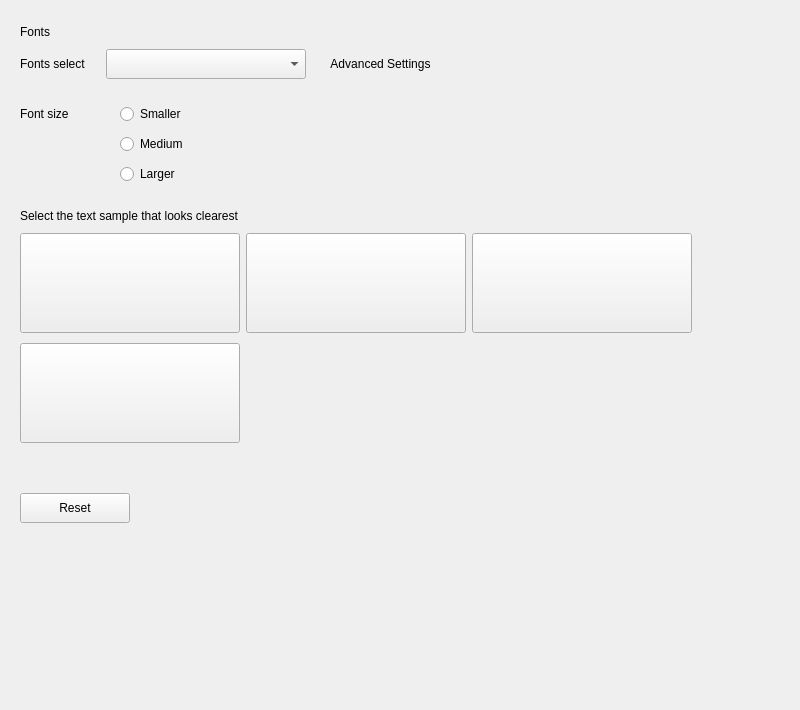
Before: the Qt Designer form plugins/personalized/fonts/fonts.ui in ukui/ukui-control-center, drawn with Qt 5.
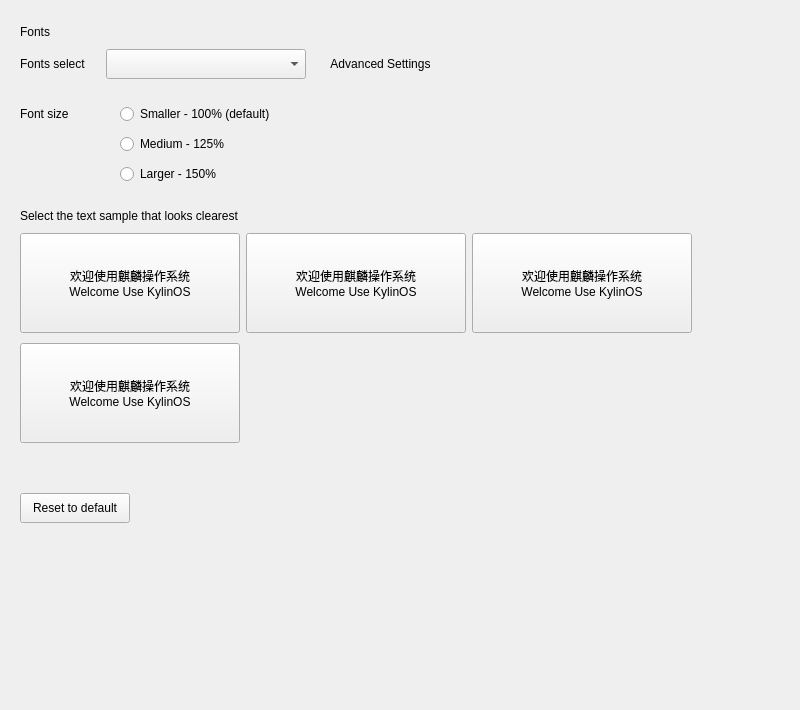
After: the same form once the commit is applied.

Commit message: ukui3.0 ukui-control-center(exclude frame modules 28; unfinish 6; finish need beautify 22)   * 使用qt完成systemdbus注册及获取系统概要信息的接口，完善关于界面   * 完成国际化   * 整合鼠标、键盘，需要review   * 调整更新、备份、声音

What changed in the file:
```diff
--- a/plugins/personalized/fonts/fonts.ui
+++ b/plugins/personalized/fonts/fonts.ui
@@ -190,7 +190,7 @@
          <item>
           <widget class="QRadioButton" name="smallRadioBtn">
            <property name="text">
-            <string>Smaller</string>
+            <string>Smaller - 100% (default)</string>
            </property>
            <attribute name="buttonGroup">
             <string notr="true">radioBtnbuttonGroup</string>
@@ -236,7 +236,7 @@
          <item>
           <widget class="QRadioButton" name="mediumRadioBtn">
            <property name="text">
-            <string>Medium</string>
+            <string>Medium - 125%</string>
            </property>
            <attribute name="buttonGroup">
             <string notr="true">radioBtnbuttonGroup</string>
@@ -282,7 +282,7 @@
          <item>
           <widget class="QRadioButton" name="largerRadioBtn">
            <property name="text">
-            <string>Larger</string>
+            <string>Larger - 150%</string>
            </property>
            <attribute name="buttonGroup">
             <string notr="true">radioBtnbuttonGroup</string>
@@ -353,7 +353,8 @@
             </size>
            </property>
            <property name="text">
-            <string/>
+            <string notr="true">欢迎使用麒麟操作系统
+Welcome Use KylinOS</string>
            </property>
            <attribute name="buttonGroup">
             <string notr="true">pushBtnbuttonGroup</string>
@@ -375,7 +376,8 @@
             </size>
            </property>
            <property name="text">
-            <string/>
+            <string notr="true">欢迎使用麒麟操作系统
+Welcome Use KylinOS</string>
            </property>
            <attribute name="buttonGroup">
             <string notr="true">pushBtnbuttonGroup</string>
@@ -397,7 +399,8 @@
             </size>
            </property>
            <property name="text">
-            <string/>
+            <string notr="true">欢迎使用麒麟操作系统
+Welcome Use KylinOS</string>
            </property>
            <attribute name="buttonGroup">
             <string notr="true">pushBtnbuttonGroup</string>
@@ -436,7 +439,8 @@
             </size>
            </property>
            <property name="text">
-            <string/>
+            <string notr="true">欢迎使用麒麟操作系统
+Welcome Use KylinOS</string>
            </property>
            <attribute name="buttonGroup">
             <string notr="true">pushBtnbuttonGroup</string>
@@ -491,7 +495,7 @@
             </size>
            </property>
            <property name="text">
-            <string>Reset</string>
+            <string>Reset to default</string>
            </property>
           </widget>
          </item>
```
Left out of the diff: 5 changed lines with no effect on the pictures. The commit also changes 71 other files.
